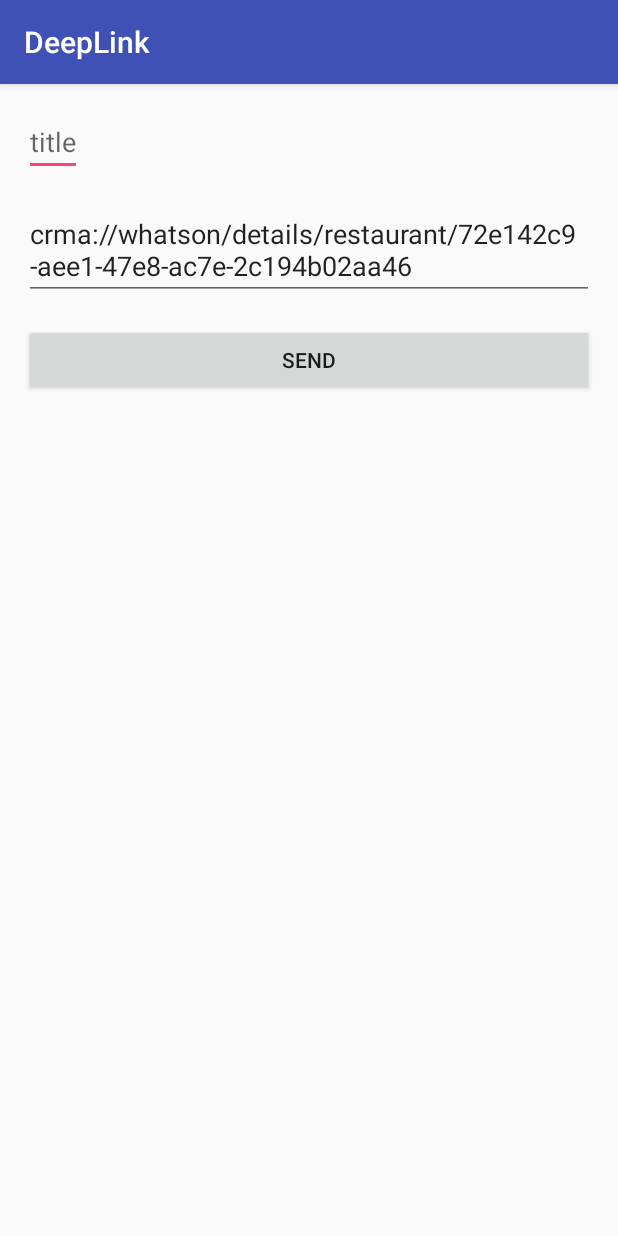
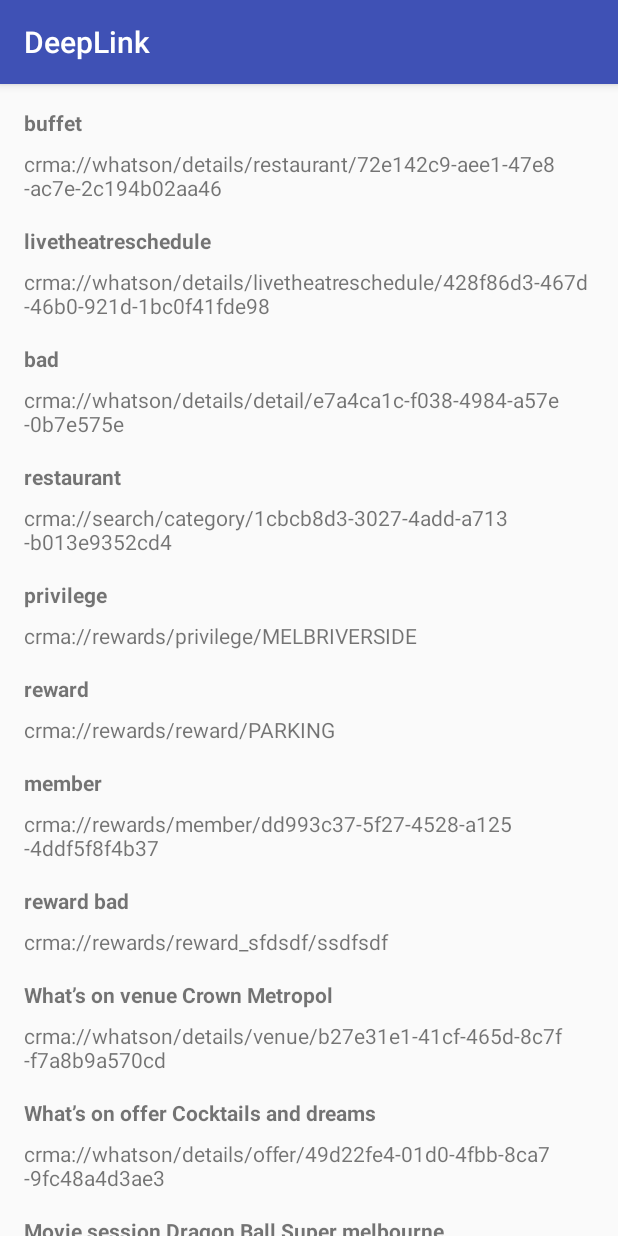
Before and after one commit to greybo/roomDB, an Android app: the screen it shows after launch (MainActivity), on a phone screen of 412 x 824 dp. Run offline under Robolectric (Android 15) with nearby library versions, the phone set to English and light mode, and no system bars.

```diff
--- a/app/src/main/java/com/example/sbotlevskyi/myapplication/DeepLinkDao.kt
+++ b/app/src/main/java/com/example/sbotlevskyi/myapplication/DeepLinkDao.kt
@@ -1,23 +1,24 @@
-package com.example.sbotlevskyi.myapplication
-
-import android.arch.lifecycle.LiveData
-import android.arch.persistence.room.*
-
-@Dao
-interface DeepLinkDao {
-
-    @Insert(onConflict = OnConflictStrategy.REPLACE)
-    fun insertUrl(url: LinkModel)
-
-    @Delete
-    fun deleteUrl(url: LinkModel)
-
-    @Update
-    fun updateUrl(url: LinkModel)
-
-    @Query("DELETE FROM deep_link_table")
-    fun deleteAll()
-
-    @Query("SELECT * from deep_link_table ORDER BY name ASC")
-    fun getAllLinks(): LiveData<List<LinkModel>>
-}
+//package com.example.sbotlevskyi.myapplication
+//
+//import android.arch.lifecycle.LiveData
+//import android.arch.persistence.room.*
+//
+//@Dao
+//interface DeepLinkDao {
+//
+//    @Insert(onConflict = OnConflictStrategy.REPLACE)
+//    fun insertUrl(url: LinkModel)
+//
+//    @Delete
+//    fun deleteUrl(url: LinkModel)
+//
+//    @Update
+//    fun updateUrl(url: LinkModel)
+//
+//    @Query("DELETE FROM deep_link_table")
+//    fun deleteAll()
+//
+//    @Query("SELECT * from deep_link_table ORDER BY name ASC")
+//    fun getAllLinks(): LiveData<List<LinkModel>>
+//}
+//
--- a/app/src/main/java/com/example/sbotlevskyi/myapplication/DeepLinkRoomDatabase.kt
+++ b/app/src/main/java/com/example/sbotlevskyi/myapplication/DeepLinkRoomDatabase.kt
@@ -1,38 +1,38 @@
-package com.example.sbotlevskyi.myapplication
-
-import android.arch.persistence.room.Database
-import android.arch.persistence.room.Room
-import android.arch.persistence.room.RoomDatabase
-import android.content.Context
-import android.arch.persistence.db.SupportSQLiteDatabase
-
-
-
-@Database(entities = [LinkModel::class], version = 1)
-abstract class DeepLinkRoomDatabase : RoomDatabase() {
-    abstract fun deepLinkDao(): DeepLinkDao
-
-    companion object {
-
-        // For Singleton instantiation
-        @Volatile
-        private var instance: DeepLinkRoomDatabase? = null
-
-        fun getInstance(context: Context): DeepLinkRoomDatabase {
-            return instance ?: synchronized(this) {
-                instance ?: Room.databaseBuilder(context.applicationContext,
-                        DeepLinkRoomDatabase::class.java, "DeepLinkDatabase.db")
-//                        .addCallback(sRoomDatabaseCallback)
-                        .build().also { instance = it }
-            }
-        }
-    }
-
-    private val sRoomDatabaseCallback = object : RoomDatabase.Callback() {
-
-        override fun onOpen(db: SupportSQLiteDatabase) {
-            super.onOpen(db)
-//            PopulateDbAsync(instance).execute()
-        }
-    }
-}
+//package com.example.sbotlevskyi.myapplication
+//
+//import android.arch.persistence.room.Database
+//import android.arch.persistence.room.Room
+//import android.arch.persistence.room.RoomDatabase
+//import android.content.Context
+//import android.arch.persistence.db.SupportSQLiteDatabase
+//
+//
+//
+//@Database(entities = [LinkModel::class], version = 1)
+//abstract class DeepLinkRoomDatabase : RoomDatabase() {
+//    abstract fun deepLinkDao(): DeepLinkDao
+//
+//    companion object {
+//
+//        // For Singleton instantiation
+//        @Volatile
+//        private var instance: DeepLinkRoomDatabase? = null
+//
+//        fun getInstance(context: Context): DeepLinkRoomDatabase {
+//            return instance ?: synchronized(this) {
+//                instance ?: Room.databaseBuilder(context.applicationContext,
+//                        DeepLinkRoomDatabase::class.java, "DeepLinkDatabase.db")
+////                        .addCallback(sRoomDatabaseCallback)
+//                        .build().also { instance = it }
+//            }
+//        }
+//    }
+//
+//    private val sRoomDatabaseCallback = object : RoomDatabase.Callback() {
+//
+//        override fun onOpen(db: SupportSQLiteDatabase) {
+//            super.onOpen(db)
+////            PopulateDbAsync(instance).execute()
+//        }
+//    }
+//}
--- a/app/src/main/java/com/example/sbotlevskyi/myapplication/LinkModel.kt
+++ b/app/src/main/java/com/example/sbotlevskyi/myapplication/LinkModel.kt
@@ -1,21 +1,22 @@
-package com.example.sbotlevskyi.myapplication
-
-import android.arch.persistence.room.*
-import android.support.annotation.NonNull
-
-@Entity(tableName = "deep_link_table")
-class LinkModel(
-        @PrimaryKey
-//    @NonNull
-//    @ColumnInfo(name = "key")
-//    val keyModel: String = ""
-
-        @NonNull
-        @ColumnInfo(name = "url")
-        val urlDeepLink: String = "",
-
-        @NonNull
-        @ColumnInfo(name = "name")
-        val nameLink: String = ""
-
-)
+//package com.example.sbotlevskyi.myapplication
+//
+//import android.arch.persistence.room.*
+//import android.support.annotation.NonNull
+//
+//@Entity(tableName = "deep_link_table")
+//class LinkModel(
+//        @PrimaryKey
+////    @NonNull
+////    @ColumnInfo(name = "key")
+////    val keyModel: String = ""
+//
+//        @NonNull
+//        @ColumnInfo(name = "url")
+//        val urlDeepLink: String = "",
+//
+//        @NonNull
+//        @ColumnInfo(name = "name")
+//        val nameLink: String = ""
+//
+//)
+//
--- a/app/src/main/java/com/example/sbotlevskyi/myapplication/LinkRepository.kt
+++ b/app/src/main/java/com/example/sbotlevskyi/myapplication/LinkRepository.kt
@@ -1,27 +1,27 @@
-package com.example.sbotlevskyi.myapplication
-
-import android.arch.lifecycle.LiveData
-import android.app.Application
-
-
-class LinkRepository {
-    private var mWordDao: DeepLinkDao
-    private var mAllWords: LiveData<List<LinkModel>>
-
-    constructor(application: Application) {
-        val db = DeepLinkRoomDatabase.getInstance(application)
-        mWordDao = db.deepLinkDao()
-        mAllWords = mWordDao.getAllLinks()
-    }
-
-    fun getAllWords(): LiveData<List<LinkModel>> {
-        return mAllWords
-    }
-
-
-    fun insert(word: LinkModel) {
-        Thread(Runnable {
-            mWordDao.insertUrl(word)
-        }).start()
-    }
-}
+//package com.example.sbotlevskyi.myapplication
+//
+//import android.arch.lifecycle.LiveData
+//import android.app.Application
+//
+//
+//class LinkRepository {
+//    private var mWordDao: DeepLinkDao
+//    private var mAllWords: LiveData<List<LinkModel>>
+//
+//    constructor(application: Application) {
+//        val db = DeepLinkRoomDatabase.getInstance(application)
+//        mWordDao = db.deepLinkDao()
+//        mAllWords = mWordDao.getAllLinks()
+//    }
+//
+//    fun getAllWords(): LiveData<List<LinkModel>> {
+//        return mAllWords
+//    }
+//
+//
+//    fun insert(word: LinkModel) {
+//        Thread(Runnable {
+//            mWordDao.insertUrl(word)
+//        }).start()
+//    }
+//}
--- a/app/src/main/java/com/example/sbotlevskyi/myapplication/LinkViewModel.kt
+++ b/app/src/main/java/com/example/sbotlevskyi/myapplication/LinkViewModel.kt
@@ -1,24 +1,24 @@
-package com.example.sbotlevskyi.myapplication
-
-import android.app.Application
-import android.arch.lifecycle.AndroidViewModel
-import android.arch.lifecycle.LiveData
-
-
-class LinkViewModel : AndroidViewModel {
-    private var mRepository: LinkRepository
-    private var mAllWords: LiveData<List<LinkModel>>
-
-    constructor(application: Application) : super(application) {
-        mRepository = LinkRepository(application)
-        mAllWords = mRepository.getAllWords()
-    }
-
-    fun getAllWords(): LiveData<List<LinkModel>> {
-        return mAllWords
-    }
-
-    fun insert(word: LinkModel) {
-        mRepository.insert(word)
-    }
-}
+//package com.example.sbotlevskyi.myapplication
+//
+//import android.app.Application
+//import android.arch.lifecycle.AndroidViewModel
+//import android.arch.lifecycle.LiveData
+//
+//
+//class LinkViewModel : AndroidViewModel {
+//    private var mRepository: LinkRepository
+//    private var mAllWords: LiveData<List<LinkModel>>
+//
+//    constructor(application: Application) : super(application) {
+//        mRepository = LinkRepository(application)
+//        mAllWords = mRepository.getAllWords()
+//    }
+//
+//    fun getAllWords(): LiveData<List<LinkModel>> {
+//        return mAllWords
+//    }
+//
+//    fun insert(word: LinkModel) {
+//        mRepository.insert(word)
+//    }
+//}
--- a/app/src/main/java/com/example/sbotlevskyi/myapplication/MainActivity.kt
+++ b/app/src/main/java/com/example/sbotlevskyi/myapplication/MainActivity.kt
@@ -1,36 +1,33 @@
 package com.example.sbotlevskyi.myapplication
 
-import android.arch.lifecycle.Observer
 import android.content.Intent
 import android.net.Uri
 import android.os.Bundle
 import android.support.v7.app.AppCompatActivity
 import android.support.v7.widget.LinearLayoutManager
-import android.view.View
+import android.text.Editable
 import android.widget.Toast
 import kotlinx.android.synthetic.main.activity_main.*
-import android.arch.lifecycle.ViewModelProviders
-import android.text.Editable
 
 
 //tutorial
 //https://codelabs.developers.google.com/codelabs/android-room-with-a-view/#0
 class MainActivity : AppCompatActivity() {
     lateinit var linkAdapter: DeepLinkAdapter
-    lateinit var viewModel: LinkViewModel
+//    lateinit var viewModel: LinkViewModel
 
     override fun onCreate(savedInstanceState: Bundle?) {
         super.onCreate(savedInstanceState)
         setContentView(R.layout.activity_main)
         createAdapter()
-        viewModel = ViewModelProviders.of(this).get(LinkViewModel::class.java)
-        viewModel.getAllWords().observe(this, Observer { list ->
-            list?.let { linkAdapter.updateData(it) }
-        })
-        send_button.setOnClickListener{
+//        viewModel = ViewModelProviders.of(this).get(LinkViewModel::class.java)
+//        viewModel.getAllWords().observe(this, Observer { list ->
+//            list?.let { linkAdapter.updateData(it) }
+//        })
+        send_button.setOnClickListener {
             goOpen()
-            val model = LinkModel(text_uri.text.toString(), text_title.text.toString())
-            viewModel.insert(model)
+//            val model = LinkModel(text_uri.text.toString(), text_title.text.toString())
+//            viewModel.insert(model)
         }
 
     }
@@ -38,9 +35,12 @@ class MainActivity : AppCompatActivity() {
     private fun createAdapter() {
         linkAdapter = DeepLinkAdapter {
             text_uri.text = Editable.Factory.getInstance().newEditable(it.urlDeepLink)
+            text_title.text = Editable.Factory.getInstance().newEditable(it.nameLink)
+            goOpen()
         }
         linksRecyclerView.layoutManager = LinearLayoutManager(this)
         linksRecyclerView.adapter = linkAdapter
+        linkAdapter.updateData(getlist())
     }
 
 
@@ -54,4 +54,24 @@ class MainActivity : AppCompatActivity() {
         }
     }
 
+    fun getlist(): List<LinkModel> {
+        return listOf(
+                LinkModel("crma://whatson/details/restaurant/72e142c9-aee1-47e8-ac7e-2c194b02aa46","buffet"),
+                LinkModel("crma://whatson/details/livetheatreschedule/428f86d3-467d-46b0-921d-1bc0f41fde98","livetheatreschedule"),
+                LinkModel("crma://whatson/details/detail/e7a4ca1c-f038-4984-a57e-0b7e575e", "bad"),
+                LinkModel("crma://search/category/1cbcb8d3-3027-4add-a713-b013e9352cd4", "restaurant"),
+                LinkModel("crma://rewards/privilege/MELBRIVERSIDE","privilege"),
+                LinkModel("crma://rewards/reward/PARKING","reward"),
+                LinkModel("crma://rewards/member/dd993c37-5f27-4528-a125-4ddf5f8f4b37", "member"),
+                LinkModel("crma://rewards/reward_sfdsdf/ssdfsdf", "reward bad"),
+                LinkModel("crma://whatson/details/venue/b27e31e1-41cf-465d-8c7f-f7a8b9a570cd", "What’s on venue Crown Metropol"),
+                LinkModel("crma://whatson/details/offer/49d22fe4-01d0-4fbb-8ca7-9fc48a4d3ae3", "What’s on offer Cocktails and dreams"),
+                LinkModel("crma://whatson/details/moviesession/656611", "Movie session Dragon Ball Super melbourne"),
+                LinkModel("crma://whatson/details/casinogame/2aecc557-4bda-4f5c-898a-7ae5cd958125", "UAT Gaming African Spirit"),
+                LinkModel("crma://whatson/details/casinogame/249b29e2-86bf-4726-ad0c-7e0f1468270e", "Production Gaming"),
+                LinkModel("crma://search/category/9620e164-1dfd-427e-9486-3beea5f285cc", "Search category Bars"),
+                LinkModel("crma://search/category/c847085a-91e0-42d5-9b73-0594c5f7aa81", "Search category Live Sport"),
+                LinkModel("crma://search/categor", "category Live Sport broken")
+        )
+    }
 }
--- /dev/null
+++ b/app/src/main/java/com/example/sbotlevskyi/myapplication/Model.kt
@@ -0,0 +1,7 @@
+package com.example.sbotlevskyi.myapplication
+
+
+class LinkModel(
+        val urlDeepLink: String = "",
+        val nameLink: String = ""
+)
--- a/app/src/main/res/layout/activity_main.xml
+++ b/app/src/main/res/layout/activity_main.xml
@@ -8,12 +8,14 @@
     tools:context=".MainActivity">
 
 
-    <EditText
+    <TextView
         android:id="@+id/text_title"
-        android:layout_width="wrap_content"
+        android:layout_width="match_parent"
         android:layout_height="wrap_content"
+        android:lines="1"
         android:layout_marginStart="16dp"
         android:layout_marginTop="16dp"
+        android:visibility="gone"
         android:layout_marginEnd="16dp"
         android:hint="title"
         app:layout_constraintBottom_toBottomOf="parent"
@@ -21,12 +23,13 @@
         app:layout_constraintRight_toRightOf="parent"
         app:layout_constraintTop_toTopOf="parent" />
 
-    <EditText
+    <TextView
         android:id="@+id/text_uri"
         android:layout_width="wrap_content"
-        android:layout_height="wrap_content"
+        android:layout_height="70dp"
         android:layout_marginStart="16dp"
         android:layout_marginTop="16dp"
+        android:visibility="gone"
         android:layout_marginEnd="16dp"
         android:text="crma://whatson/details/restaurant/72e142c9-aee1-47e8-ac7e-2c194b02aa46"
         app:layout_constraintBottom_toBottomOf="parent"
@@ -38,6 +41,7 @@
         android:id="@+id/send_button"
         android:layout_width="match_parent"
         android:layout_height="wrap_content"
+        android:visibility="gone"
         android:layout_marginStart="16dp"
         android:layout_marginTop="16dp"
         android:layout_marginEnd="16dp"
```
Also changed, not shown: app/build.gradle (+23 -23 lines).
